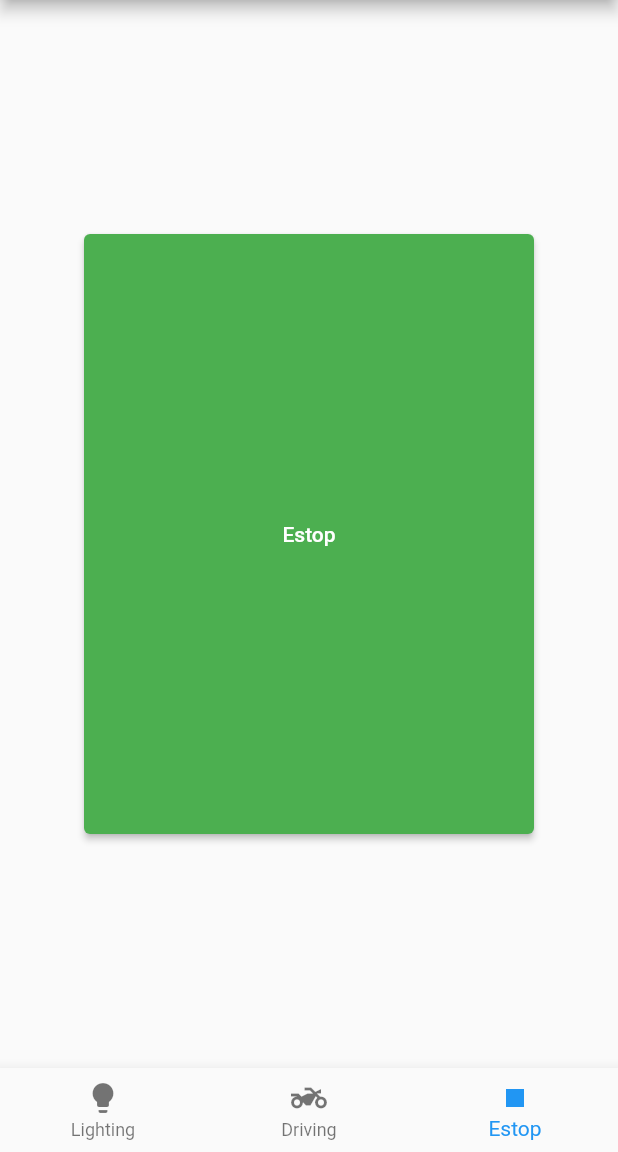
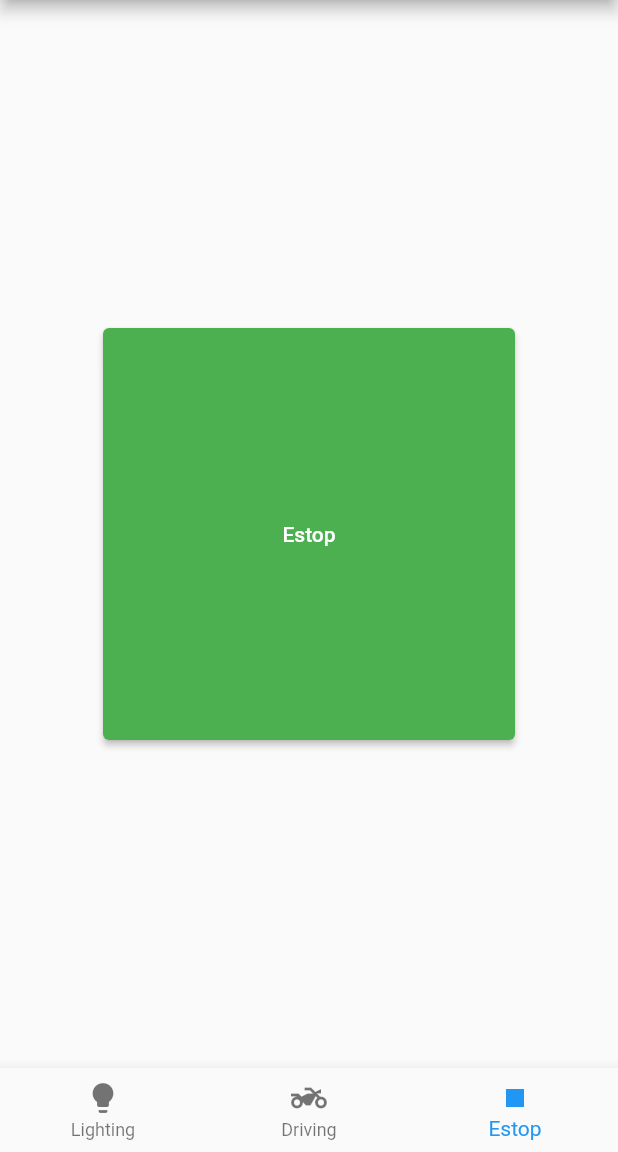
Before and after one commit to MissouriMRDT/RoveSoRemote, a Flutter app: the screen it shows after launch, item 3 of the bottom bar chosen, on a phone screen of 412 x 824 dp, the part 84-1236 px from its top. Run offline on Flutter 3.47's test engine with Material 2 defaults, Android fonts, the light colour scheme and no system bars; our stand-ins replace flutter_colorpicker; missing offline and left inert: control_pad.

Commit message:
Resized the Estop button a little bit

```diff
--- a/rove_so_remote/lib/components/Estop.dart
+++ b/rove_so_remote/lib/components/Estop.dart
@@ -12,8 +12,8 @@ class _EStopViewState extends State<EStopView> {
     return Container(
       child: Center(
         child: SizedBox(
-            width: 300.0,
-            height: 400.0,
+            width: 2 * MediaQuery.of(context).size.width / 3,
+            height: MediaQuery.of(context).size.height / 3,
             child: ElevatedButton(
                 onPressed: () {
                   RC_Node.sendCommand(
```
